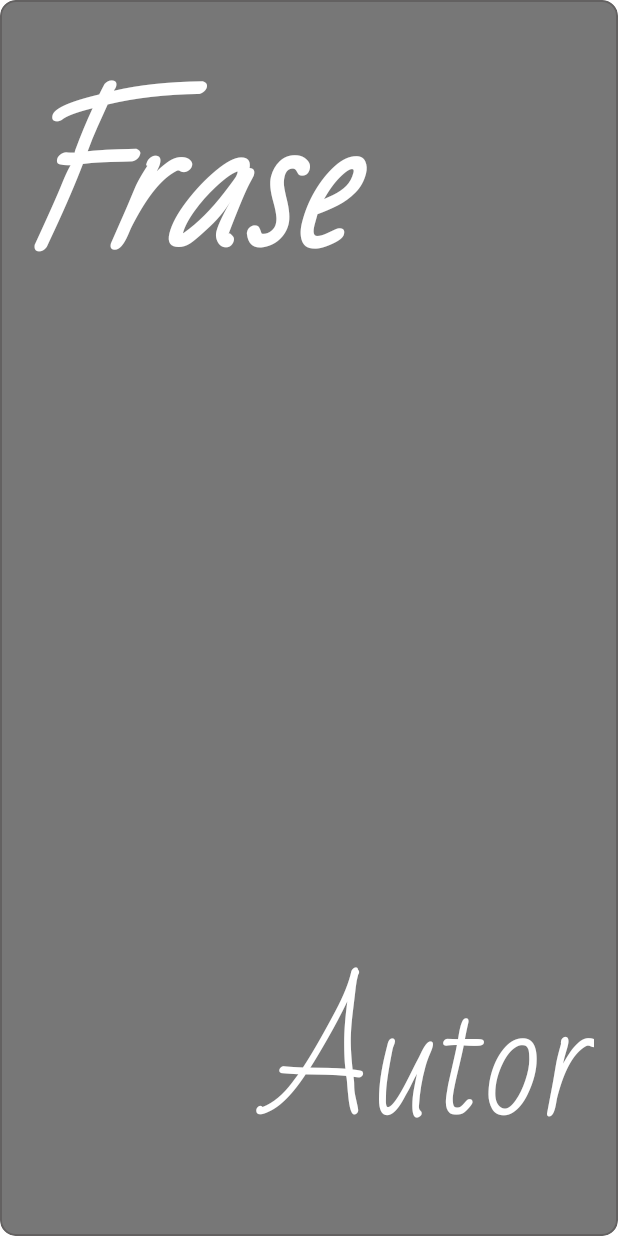
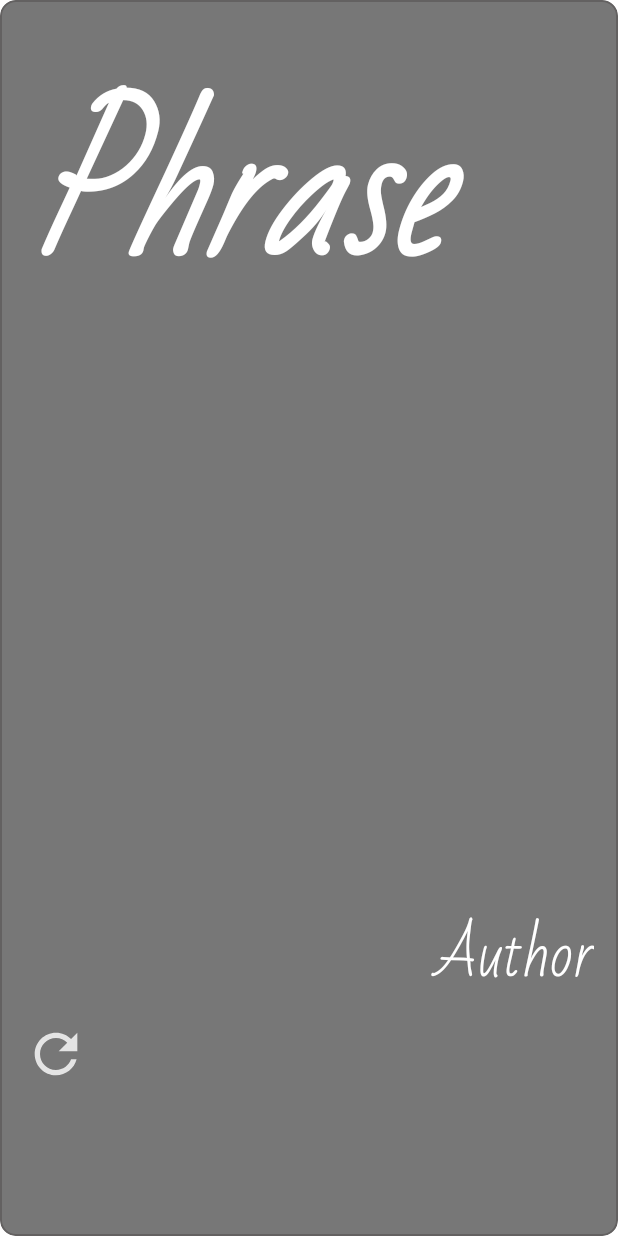
Before and after one commit to alvaro-mq/widget_motivational_phrases, an Android app: the layout widget_provider.xml on its own in the app's theme, with its tools: preview values and no code run, on a phone screen of 412 x 824 dp. Run offline under Robolectric (Android 15) with nearby library versions, the phone set to English and light mode, and no system bars.

Commit message:
feat: add button for refresh phrases

```diff
--- /dev/null
+++ b/app/src/main/res/drawable-anydpi/ic_refresh.xml
@@ -0,0 +1,11 @@
+<vector xmlns:android="http://schemas.android.com/apk/res/android"
+    android:width="24dp"
+    android:height="24dp"
+    android:viewportWidth="24"
+    android:viewportHeight="24"
+    android:tint="#FFFFFF"
+    android:alpha="0.8">
+  <path
+      android:fillColor="@android:color/white"
+      android:pathData="M17.65,6.35C16.2,4.9 14.21,4 12,4c-4.42,0 -7.99,3.58 -7.99,8s3.57,8 7.99,8c3.73,0 6.84,-2.55 7.73,-6h-2.08c-0.82,2.33 -3.04,4 -5.65,4 -3.31,0 -6,-2.69 -6,-6s2.69,-6 6,-6c1.66,0 3.14,0.69 4.22,1.78L13,11h7V4l-2.35,2.35z"/>
+</vector>
--- a/app/src/main/res/layout/widget_provider.xml
+++ b/app/src/main/res/layout/widget_provider.xml
@@ -7,24 +7,49 @@
     android:theme="@style/Theme.WidgetMotivationalPhrases.AppWidgetContainer"
     android:background="@drawable/roundstyle">
 
+    <LinearLayout
+        android:layout_width="match_parent"
+        android:layout_height="match_parent"
+        android:layout_weight="20"
+        >
         <TextView
             android:id="@+id/appwidget_text"
             android:layout_width="match_parent"
             android:layout_height="match_parent"
-        android:layout_weight="20"
             android:fontFamily="@font/bad_script"
-        android:text="Frase"
+            android:text="Phrase"
             android:textColor="#fff"
             android:autoSizeTextType="uniform"
-        android:textStyle="bold|italic" />
+            android:autoSizeMinTextSize="18sp"
+            android:autoSizeStepGranularity="2sp"
+            android:padding="5sp"
+            android:textStyle="bold|italic"
+            android:layout_marginBottom="15sp"/>
+    </LinearLayout>
+    <LinearLayout
+        android:layout_width="match_parent"
+        android:layout_height="match_parent"
+        android:orientation="horizontal"
+        android:layout_weight="55">
+
+        <ImageButton
+            android:id="@+id/btnRefresh"
+            android:layout_width="match_parent"
+            android:layout_height="match_parent"
+            android:layout_weight="80"
+            android:scaleType="fitCenter"
+            android:background="@null"
+            android:src="@drawable/ic_refresh" />
         <TextView
             android:id="@+id/tvPhrase"
             android:layout_width="match_parent"
             android:layout_height="match_parent"
-        android:layout_weight="60"
+            android:layout_weight="10"
             android:fontFamily="@font/bad_script"
-        android:text="Autor"
+            android:text="Author"
             android:textAlignment="textEnd"
             android:textColor="#fff"
-        android:autoSizeTextType="uniform" />
+            android:autoSizeTextType="uniform"
+            android:autoSizeMaxTextSize="40sp"/>
     </LinearLayout>
+</LinearLayout>
```
Also changed, not shown: app/src/main/java/com/alvaromq/widgetmotivationalphrases/Configuration.java (added, +26 -0 lines), app/src/main/java/com/alvaromq/widgetmotivationalphrases/WidgetProvider.java (+34 -0 lines), app/src/main/java/com/alvaromq/widgetmotivationalphrases/database/DbHelper.java (+54 -13 lines), app/src/main/res/drawable-hdpi/ic_refresh.png (added), app/src/main/res/drawable-mdpi/ic_refresh.png (added), app/src/main/res/drawable-xhdpi/ic_refresh.png (added), app/src/main/res/drawable-xxhdpi/ic_refresh.png (added). Lines whose indentation alone changed are shown as unchanged.
